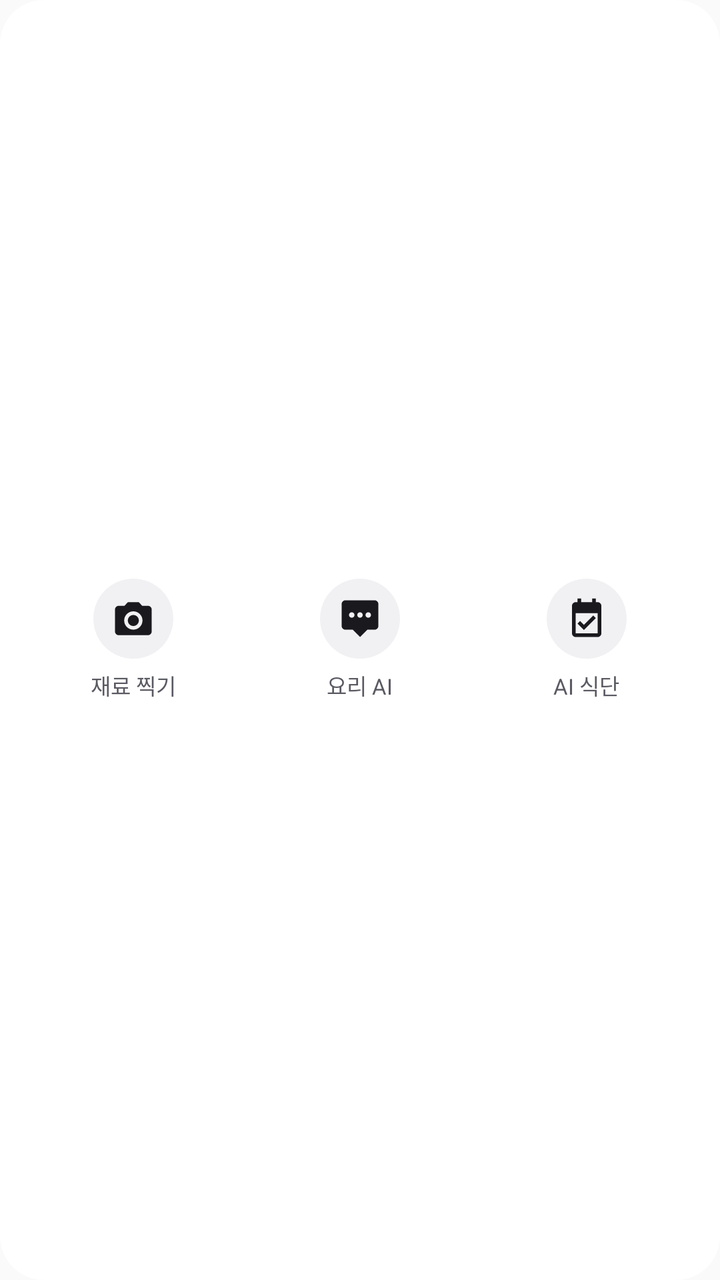
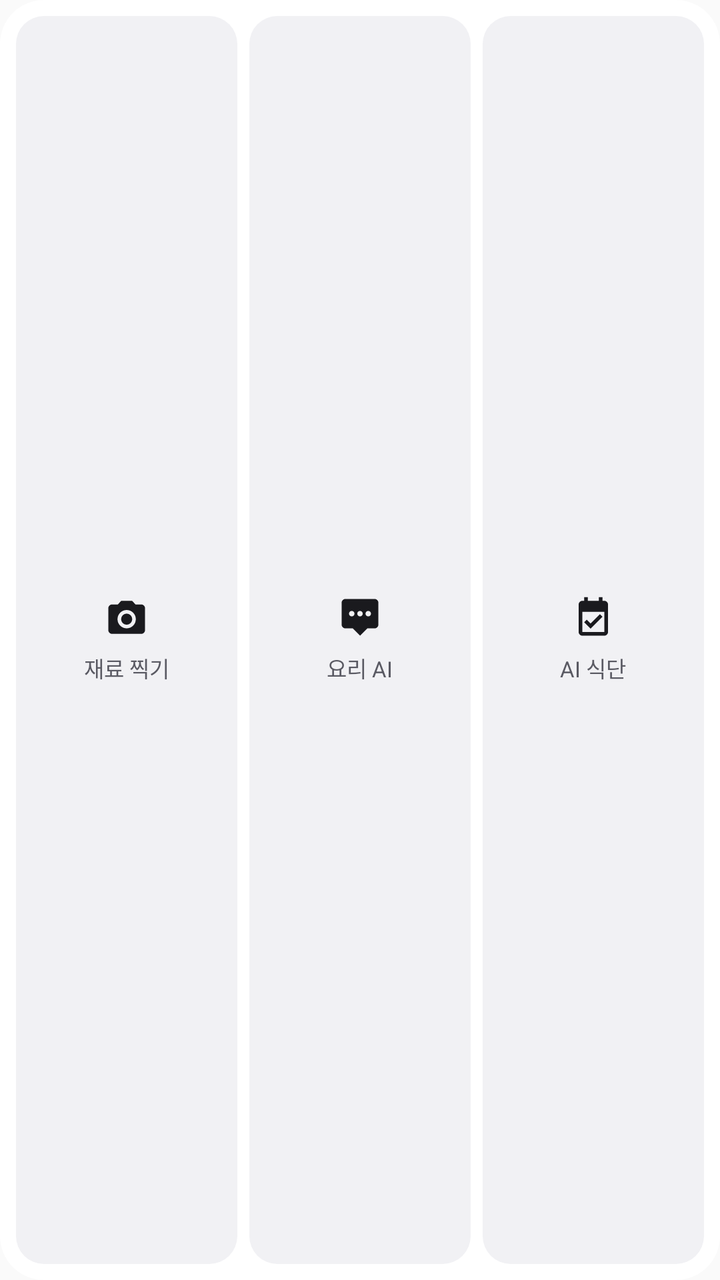

Two renders of the same Android screen: before a commit and after it. Below are the layout's source before the change and the commit's diff.
<!-- AndroidManifest.xml: application theme AppTheme -->
<!-- res/layout/widget_quick.xml -->
<?xml version="1.0" encoding="utf-8"?>
<LinearLayout xmlns:android="http://schemas.android.com/apk/res/android"
    android:layout_width="match_parent"
    android:layout_height="match_parent"
    android:orientation="horizontal"
    android:background="@drawable/widget_card_bg"
    android:padding="10dp"
    android:gravity="center">

    <LinearLayout
        android:id="@+id/widget_camera_button"
        android:layout_width="0dp"
        android:layout_height="wrap_content"
        android:layout_weight="1"
        android:orientation="vertical"
        android:gravity="center"
        android:paddingTop="2dp"
        android:paddingBottom="2dp"
        android:contentDescription="@string/widget_camera_label">

        <ImageView
            android:layout_width="40dp"
            android:layout_height="40dp"
            android:background="@drawable/widget_circle_bg"
            android:padding="9dp"
            android:src="@drawable/ic_widget_camera"
            android:importantForAccessibility="no" />

        <TextView
            android:layout_width="wrap_content"
            android:layout_height="wrap_content"
            android:layout_marginTop="5dp"
            android:text="@string/widget_camera_label"
            android:textSize="11sp"
            android:textColor="@color/widget_label"
            android:maxLines="1" />
    </LinearLayout>

    <LinearLayout
        android:id="@+id/widget_chat_button"
        android:layout_width="0dp"
        android:layout_height="wrap_content"
        android:layout_weight="1"
        android:orientation="vertical"
        android:gravity="center"
        android:paddingTop="2dp"
        android:paddingBottom="2dp"
        android:contentDescription="@string/widget_chat_label">

        <ImageView
            android:layout_width="40dp"
            android:layout_height="40dp"
            android:background="@drawable/widget_circle_bg"
            android:padding="9dp"
            android:src="@drawable/ic_widget_chat"
            android:importantForAccessibility="no" />

        <TextView
            android:layout_width="wrap_content"
            android:layout_height="wrap_content"
            android:layout_marginTop="5dp"
            android:text="@string/widget_chat_label"
            android:textSize="11sp"
            android:textColor="@color/widget_label"
            android:maxLines="1" />
    </LinearLayout>

    <LinearLayout
        android:id="@+id/widget_plan_button"
        android:layout_width="0dp"
        android:layout_height="wrap_content"
        android:layout_weight="1"
        android:orientation="vertical"
        android:gravity="center"
        android:paddingTop="2dp"
        android:paddingBottom="2dp"
        android:contentDescription="@string/widget_plan_label">

        <ImageView
            android:layout_width="40dp"
            android:layout_height="40dp"
            android:background="@drawable/widget_circle_bg"
            android:padding="9dp"
            android:src="@drawable/ic_widget_plan"
            android:importantForAccessibility="no" />

        <TextView
            android:layout_width="wrap_content"
            android:layout_height="wrap_content"
            android:layout_marginTop="5dp"
            android:text="@string/widget_plan_label"
            android:textSize="11sp"
            android:textColor="@color/widget_label"
            android:maxLines="1" />
    </LinearLayout>
</LinearLayout>
<!-- resources referenced by this layout -->
<resources>
  <color name="widget_label">#5A5A63</color>
  <!-- drawable ic_widget_camera (drawable) -->
  <?xml version="1.0" encoding="utf-8"?>
  <vector xmlns:android="http://schemas.android.com/apk/res/android"
      android:width="24dp"
      android:height="24dp"
      android:viewportWidth="24"
      android:viewportHeight="24"
      android:tint="#1A1A1E">
      <path
          android:fillColor="#FF000000"
          android:pathData="M9,3L7.17,5L4,5C2.9,5 2,5.9 2,7L2,19C2,20.1 2.9,21 4,21L20,21C21.1,21 22,20.1 22,19L22,7C22,5.9 21.1,5 20,5L16.83,5L15,3L9,3ZM12,8C14.76,8 17,10.24 17,13C17,15.76 14.76,18 12,18C9.24,18 7,15.76 7,13C7,10.24 9.24,8 12,8ZM12,10C10.34,10 9,11.34 9,13C9,14.66 10.34,16 12,16C13.66,16 15,14.66 15,13C15,11.34 13.66,10 12,10Z" />
  </vector>
  <!-- drawable ic_widget_chat (drawable) -->
  <?xml version="1.0" encoding="utf-8"?>
  <vector xmlns:android="http://schemas.android.com/apk/res/android"
      android:width="24dp"
      android:height="24dp"
      android:viewportWidth="24"
      android:viewportHeight="24"
      android:tint="@color/widget_icon">
      <path
          android:fillColor="#FF000000"
          android:pathData="M20,2L4,2C2.9,2 2,2.9 2,4L2,16C2,17.1 2.9,18 4,18L8,18L12,22L16,18L20,18C21.1,18 22,17.1 22,16L22,4C22,2.9 21.1,2 20,2ZM7.5,11.5C6.67,11.5 6,10.83 6,10C6,9.17 6.67,8.5 7.5,8.5C8.33,8.5 9,9.17 9,10C9,10.83 8.33,11.5 7.5,11.5ZM12,11.5C11.17,11.5 10.5,10.83 10.5,10C10.5,9.17 11.17,8.5 12,8.5C12.83,8.5 13.5,9.17 13.5,10C13.5,10.83 12.83,11.5 12,11.5ZM16.5,11.5C15.67,11.5 15,10.83 15,10C15,9.17 15.67,8.5 16.5,8.5C17.33,8.5 18,9.17 18,10C18,10.83 17.33,11.5 16.5,11.5Z" />
  </vector>
  <!-- drawable ic_widget_plan (drawable) -->
  <?xml version="1.0" encoding="utf-8"?>
  <vector xmlns:android="http://schemas.android.com/apk/res/android"
      android:width="24dp"
      android:height="24dp"
      android:viewportWidth="24"
      android:viewportHeight="24"
      android:tint="@color/widget_icon">
      <path
          android:fillColor="#FF000000"
          android:pathData="M17,3L17,1L15,1L15,3L9,3L9,1L7,1L7,3L6,3C4.9,3 4,3.9 4,5L4,20C4,21.1 4.9,22 6,22L18,22C19.1,22 20,21.1 20,20L20,5C20,3.9 19.1,3 18,3L17,3ZM18,20L6,20L6,9L18,9L18,20ZM10.5,18.2L7,14.7L8.4,13.3L10.5,15.4L15.6,10.3L17,11.7L10.5,18.2Z" />
  </vector>
  <!-- drawable widget_card_bg (drawable) -->
  <?xml version="1.0" encoding="utf-8"?>
  <shape xmlns:android="http://schemas.android.com/apk/res/android"
      android:shape="rectangle">
      <solid android:color="@color/widget_card" />
      <corners android:radius="22dp" />
  </shape>
  <!-- drawable widget_circle_bg (drawable) -->
  <?xml version="1.0" encoding="utf-8"?>
  <shape xmlns:android="http://schemas.android.com/apk/res/android"
      android:shape="oval">
      <solid android:color="@color/widget_circle" />
  </shape>
  <string name="widget_camera_label">재료 찍기</string>
  <string name="widget_chat_label">요리 AI</string>
  <string name="widget_plan_label">AI 식단</string>
  <style name="AppTheme" parent="Theme.AppCompat.Light.DarkActionBar">
          
          <item name="colorPrimary">@color/colorPrimary</item>
          <item name="colorPrimaryDark">@color/colorPrimaryDark</item>
          <item name="colorAccent">@color/colorAccent</item>
      </style>
  <color name="widget_icon">#1A1A1E</color>
  <color name="widget_card">#FFFFFF</color>
  <color name="widget_circle">#F1F1F4</color>
</resources>

<!-- the commit's change to res/layout/widget_quick.xml (unified diff, before → after) -->
@@ -4,32 +4,29 @@
     android:layout_height="match_parent"
     android:orientation="horizontal"
     android:background="@drawable/widget_card_bg"
-    android:padding="10dp"
-    android:gravity="center">
+    android:padding="8dp">
 
     <LinearLayout
         android:id="@+id/widget_camera_button"
         android:layout_width="0dp"
-        android:layout_height="wrap_content"
+        android:layout_height="match_parent"
         android:layout_weight="1"
         android:orientation="vertical"
         android:gravity="center"
-        android:paddingTop="2dp"
-        android:paddingBottom="2dp"
+        android:padding="8dp"
+        android:background="@drawable/widget_tile_bg"
         android:contentDescription="@string/widget_camera_label">
 
         <ImageView
-            android:layout_width="40dp"
-            android:layout_height="40dp"
-            android:background="@drawable/widget_circle_bg"
-            android:padding="9dp"
+            android:layout_width="22dp"
+            android:layout_height="22dp"
             android:src="@drawable/ic_widget_camera"
             android:importantForAccessibility="no" />
 
         <TextView
             android:layout_width="wrap_content"
             android:layout_height="wrap_content"
-            android:layout_marginTop="5dp"
+            android:layout_marginTop="6dp"
             android:text="@string/widget_camera_label"
             android:textSize="11sp"
             android:textColor="@color/widget_label"
@@ -39,26 +36,25 @@
     <LinearLayout
         android:id="@+id/widget_chat_button"
         android:layout_width="0dp"
-        android:layout_height="wrap_content"
+        android:layout_height="match_parent"
         android:layout_weight="1"
+        android:layout_marginStart="6dp"
         android:orientation="vertical"
         android:gravity="center"
-        android:paddingTop="2dp"
-        android:paddingBottom="2dp"
+        android:padding="8dp"
+        android:background="@drawable/widget_tile_bg"
         android:contentDescription="@string/widget_chat_label">
 
         <ImageView
-            android:layout_width="40dp"
-            android:layout_height="40dp"
-            android:background="@drawable/widget_circle_bg"
-            android:padding="9dp"
+            android:layout_width="22dp"
+            android:layout_height="22dp"
             android:src="@drawable/ic_widget_chat"
             android:importantForAccessibility="no" />
 
         <TextView
             android:layout_width="wrap_content"
             android:layout_height="wrap_content"
-            android:layout_marginTop="5dp"
+            android:layout_marginTop="6dp"
             android:text="@string/widget_chat_label"
             android:textSize="11sp"
             android:textColor="@color/widget_label"
@@ -68,26 +64,25 @@
     <LinearLayout
         android:id="@+id/widget_plan_button"
         android:layout_width="0dp"
-        android:layout_height="wrap_content"
+        android:layout_height="match_parent"
         android:layout_weight="1"
+        android:layout_marginStart="6dp"
         android:orientation="vertical"
         android:gravity="center"
-        android:paddingTop="2dp"
-        android:paddingBottom="2dp"
+        android:padding="8dp"
+        android:background="@drawable/widget_tile_bg"
         android:contentDescription="@string/widget_plan_label">
 
         <ImageView
-            android:layout_width="40dp"
-            android:layout_height="40dp"
-            android:background="@drawable/widget_circle_bg"
-            android:padding="9dp"
+            android:layout_width="22dp"
+            android:layout_height="22dp"
             android:src="@drawable/ic_widget_plan"
             android:importantForAccessibility="no" />
 
         <TextView
             android:layout_width="wrap_content"
             android:layout_height="wrap_content"
-            android:layout_marginTop="5dp"
+            android:layout_marginTop="6dp"
             android:text="@string/widget_plan_label"
             android:textSize="11sp"
             android:textColor="@color/widget_label"
<!-- resource entries referenced after the edit -->
@@ -44,11 +44,12 @@
       <solid android:color="@color/widget_card" />
       <corners android:radius="22dp" />
   </shape>
-  <!-- drawable widget_circle_bg (drawable) -->
+  <!-- drawable widget_tile_bg (drawable) -->
   <?xml version="1.0" encoding="utf-8"?>
   <shape xmlns:android="http://schemas.android.com/apk/res/android"
-      android:shape="oval">
+      android:shape="rectangle">
       <solid android:color="@color/widget_circle" />
+      <corners android:radius="14dp" />
   </shape>
   <string name="widget_camera_label">재료 찍기</string>
   <string name="widget_chat_label">요리 AI</string>
